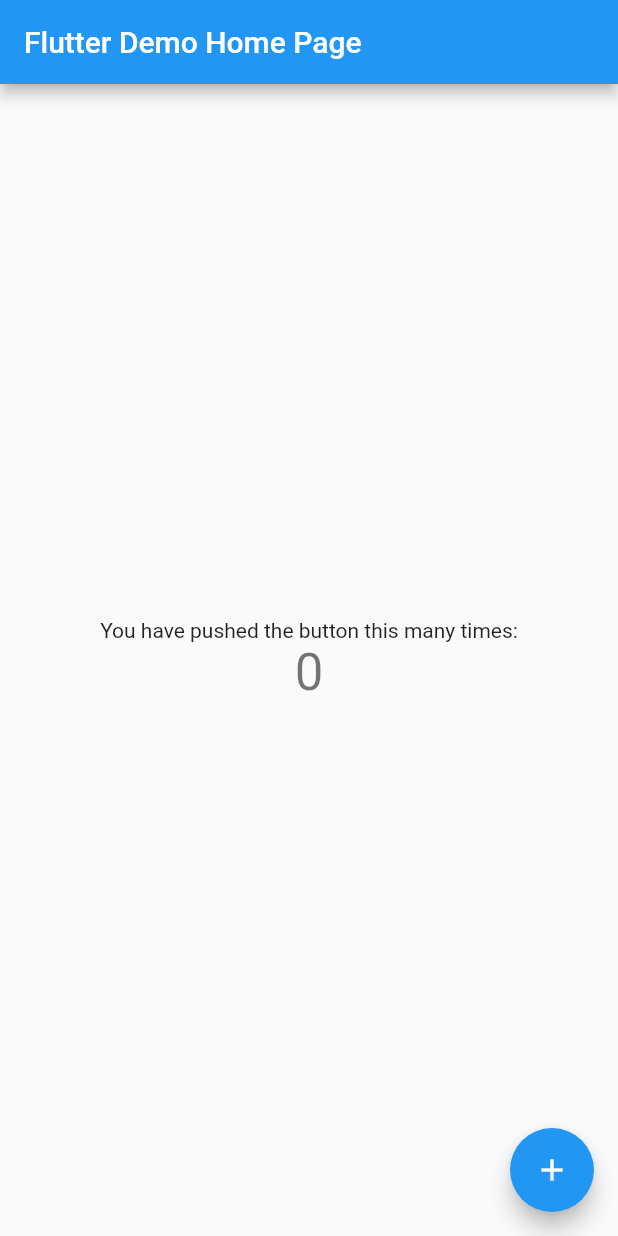
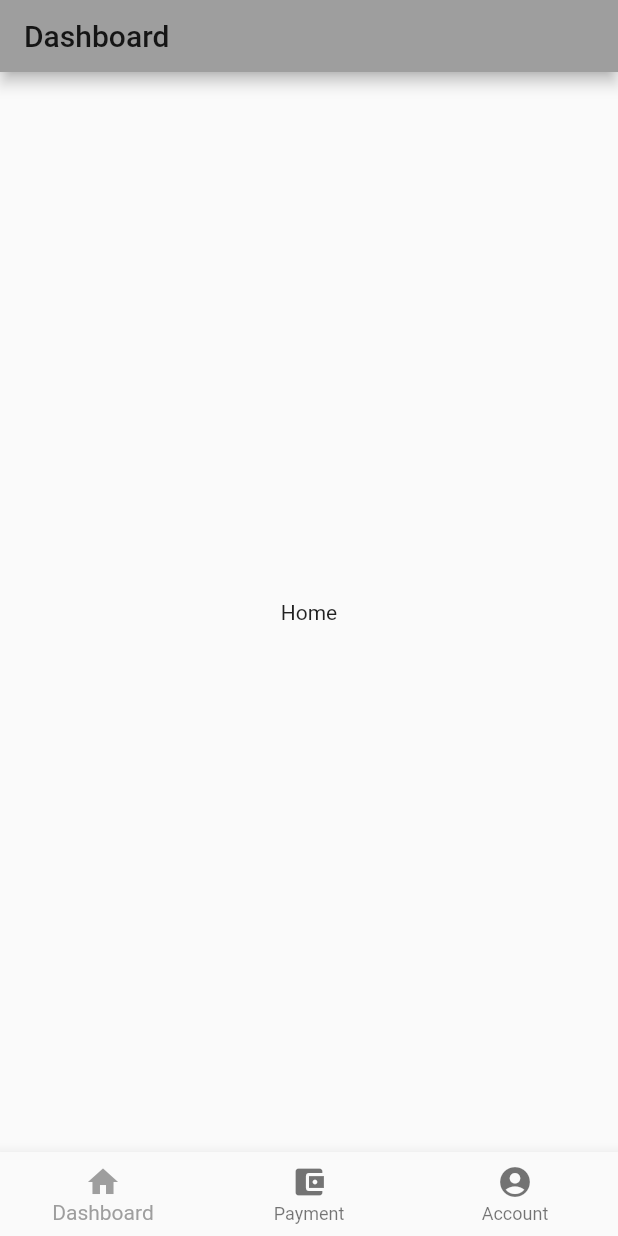
Before and after one commit to SebastianJordan/insurance, a Flutter app: the screen it shows after launch, on a phone screen of 412 x 824 dp. Run offline on Flutter 3.47's test engine with Material 2 defaults, Android fonts, the phone set to English and light mode, and no system bars.

Commit message:
add page

```diff
--- /dev/null
+++ b/lib/component/FooterBarComponent.dart
@@ -0,0 +1,47 @@
+import 'package:flutter/material.dart';
+
+class FooterBarComponent extends StatefulWidget {
+  final int index;
+  final ValueChanged<int> onChanged;
+  FooterBarComponent({Key key, this.index,@required this.onChanged}) : super(key: key);
+  @override
+  State<StatefulWidget> createState() {
+    return _FooterBar();
+  }
+}
+
+class _FooterBar extends State<FooterBarComponent> {
+  int _currentIndex = 0;
+  _selectTap(int index) {
+    print(index);
+    widget.onChanged(index);
+    setState(() {
+      _currentIndex = index;
+    });
+  }
+  @override
+    void initState() {
+
+      super.initState();
+      this._currentIndex=widget.index;
+    }
+
+  @override
+  Widget build(BuildContext context) {
+    return BottomNavigationBar(
+      currentIndex: _currentIndex,
+      onTap: _selectTap,
+      items: [
+        BottomNavigationBarItem(
+          title: new Text('Dashboard'),
+          icon: new Icon(Icons.home),
+        ),
+        BottomNavigationBarItem(
+            title: new Text('Payment'),
+            icon: new Icon(Icons.account_balance_wallet)),
+        BottomNavigationBarItem(
+            title: new Text('Account'), icon: new Icon(Icons.account_circle))
+      ],
+    );
+  }
+}
--- /dev/null
+++ b/lib/component/HeaderBarComponent.dart
@@ -0,0 +1,23 @@
+import 'package:flutter/material.dart';
+
+class HeaderBarComponent extends StatefulWidget implements PreferredSizeWidget {
+  final String title;
+  HeaderBarComponent({Key key, this.title}) : super(key: key);
+
+  @override
+  State<StatefulWidget> createState() {
+    return _HeaderBar();
+  }
+
+  @override
+  Size get preferredSize => const Size.fromHeight(48.0);
+}
+
+class _HeaderBar extends State<HeaderBarComponent> {
+  @override
+  Widget build(BuildContext context) {
+    return AppBar(
+      title: Text(widget.title),
+    );
+  }
+}
--- a/lib/main.dart
+++ b/lib/main.dart
@@ -1,111 +1,16 @@
 import 'package:flutter/material.dart';
+import 'page/MainPage.dart';
+void main() => runApp(InsuranceApp());
 
-void main() => runApp(MyApp());
-
-class MyApp extends StatelessWidget {
-  // This widget is the root of your application.
+class InsuranceApp extends StatelessWidget {
   @override
   Widget build(BuildContext context) {
     return MaterialApp(
-      title: 'Flutter Demo',
+      title: 'Dashboard',
       theme: ThemeData(
-        // This is the theme of your application.
-        //
-        // Try running your application with "flutter run". You'll see the
-        // application has a blue toolbar. Then, without quitting the app, try
-        // changing the primarySwatch below to Colors.green and then invoke
-        // "hot reload" (press "r" in the console where you ran "flutter run",
-        // or simply save your changes to "hot reload" in a Flutter IDE).
-        // Notice that the counter didn't reset back to zero; the application
-        // is not restarted.
-        primarySwatch: Colors.blue,
+        primarySwatch: Colors.grey,
       ),
-      home: MyHomePage(title: 'Flutter Demo Home Page'),
+      home: MainPage(),
     );
   }
 }
-
-class MyHomePage extends StatefulWidget {
-  MyHomePage({Key key, this.title}) : super(key: key);
-
-  // This widget is the home page of your application. It is stateful, meaning
-  // that it has a State object (defined below) that contains fields that affect
-  // how it looks.
-
-  // This class is the configuration for the state. It holds the values (in this
-  // case the title) provided by the parent (in this case the App widget) and
-  // used by the build method of the State. Fields in a Widget subclass are
-  // always marked "final".
-
-  final String title;
-
-  @override
-  _MyHomePageState createState() => _MyHomePageState();
-}
-
-class _MyHomePageState extends State<MyHomePage> {
-  int _counter = 0;
-
-  void _incrementCounter() {
-    setState(() {
-      // This call to setState tells the Flutter framework that something has
-      // changed in this State, which causes it to rerun the build method below
-      // so that the display can reflect the updated values. If we changed
-      // _counter without calling setState(), then the build method would not be
-      // called again, and so nothing would appear to happen.
-      _counter++;
-    });
-  }
-
-  @override
-  Widget build(BuildContext context) {
-    // This method is rerun every time setState is called, for instance as done
-    // by the _incrementCounter method above.
-    //
-    // The Flutter framework has been optimized to make rerunning build methods
-    // fast, so that you can just rebuild anything that needs updating rather
-    // than having to individually change instances of widgets.
-    return Scaffold(
-      appBar: AppBar(
-        // Here we take the value from the MyHomePage object that was created by
-        // the App.build method, and use it to set our appbar title.
-        title: Text(widget.title),
-      ),
-      body: Center(
-        // Center is a layout widget. It takes a single child and positions it
-        // in the middle of the parent.
-        child: Column(
-          // Column is also layout widget. It takes a list of children and
-          // arranges them vertically. By default, it sizes itself to fit its
-          // children horizontally, and tries to be as tall as its parent.
-          //
-          // Invoke "debug painting" (press "p" in the console, choose the
-          // "Toggle Debug Paint" action from the Flutter Inspector in Android
-          // Studio, or the "Toggle Debug Paint" command in Visual Studio Code)
-          // to see the wireframe for each widget.
-          //
-          // Column has various properties to control how it sizes itself and
-          // how it positions its children. Here we use mainAxisAlignment to
-          // center the children vertically; the main axis here is the vertical
-          // axis because Columns are vertical (the cross axis would be
-          // horizontal).
-          mainAxisAlignment: MainAxisAlignment.center,
-          children: <Widget>[
-            Text(
-              'You have pushed the button this many times:',
-            ),
-            Text(
-              '$_counter',
-              style: Theme.of(context).textTheme.display1,
-            ),
-          ],
-        ),
-      ),
-      floatingActionButton: FloatingActionButton(
-        onPressed: _incrementCounter,
-        tooltip: 'Increment',
-        child: Icon(Icons.add),
-      ), // This trailing comma makes auto-formatting nicer for build methods.
-    );
-  }
-}
--- /dev/null
+++ b/lib/page/HomePage.dart
@@ -0,0 +1,17 @@
+import 'package:flutter/material.dart';
+class HomePage extends StatelessWidget {
+  @override
+  Widget build(BuildContext context) {
+
+    return Center(
+          child: Column(
+            mainAxisAlignment: MainAxisAlignment.center,
+            children: <Widget>[
+              Text(
+                'Home',
+              ),
+            ],
+          ),
+        );
+  }
+}
--- /dev/null
+++ b/lib/page/MainPage.dart
@@ -0,0 +1,50 @@
+import 'package:flutter/material.dart';
+import '../component/FooterBarComponent.dart';
+import '../component/HeaderBarComponent.dart';
+import './HomePage.dart';
+import './PaymentPage.dart';
+import './AccountPage.dart';
+
+class MainPage extends StatefulWidget {
+  MainPage({Key key}) : super(key: key);
+
+  @override
+  _MainPageState createState() => _MainPageState();
+}
+
+class _MainPageState extends State<MainPage> {
+  Widget page = HomePage();
+  String _title= 'Dashboard';
+  void _handleTapboxChanged(int index) {
+    print('nuevo valor ');
+    setState(() {
+      switch (index) {
+        case 0:
+          page = HomePage();
+           _title= 'Dashboard';
+          break;
+        case 1:
+          page = PaymentPage();
+           _title= 'Payment';
+          break;
+        case 2:
+          page = AccountPage();
+           _title= 'Account';
+          break;
+      }
+    });
+  }
+
+  @override
+  Widget build(BuildContext context) {
+    return Scaffold(
+        appBar: HeaderBarComponent(
+          title: _title,
+        ),
+        body: page,
+        bottomNavigationBar: FooterBarComponent(
+          index: 0,
+          onChanged: _handleTapboxChanged,
+        ));
+  }
+}
```
Also changed, not shown: lib/page/AccountPage.dart (added, +17 -0 lines), lib/page/PaymentPage.dart (added, +17 -0 lines), 1 other file.
